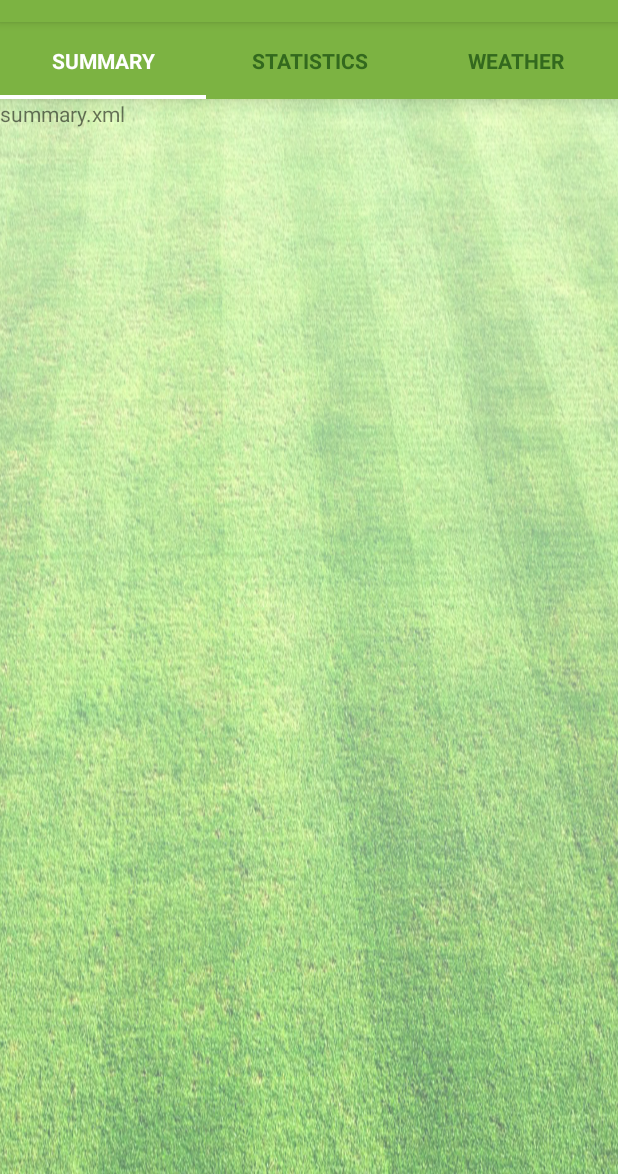
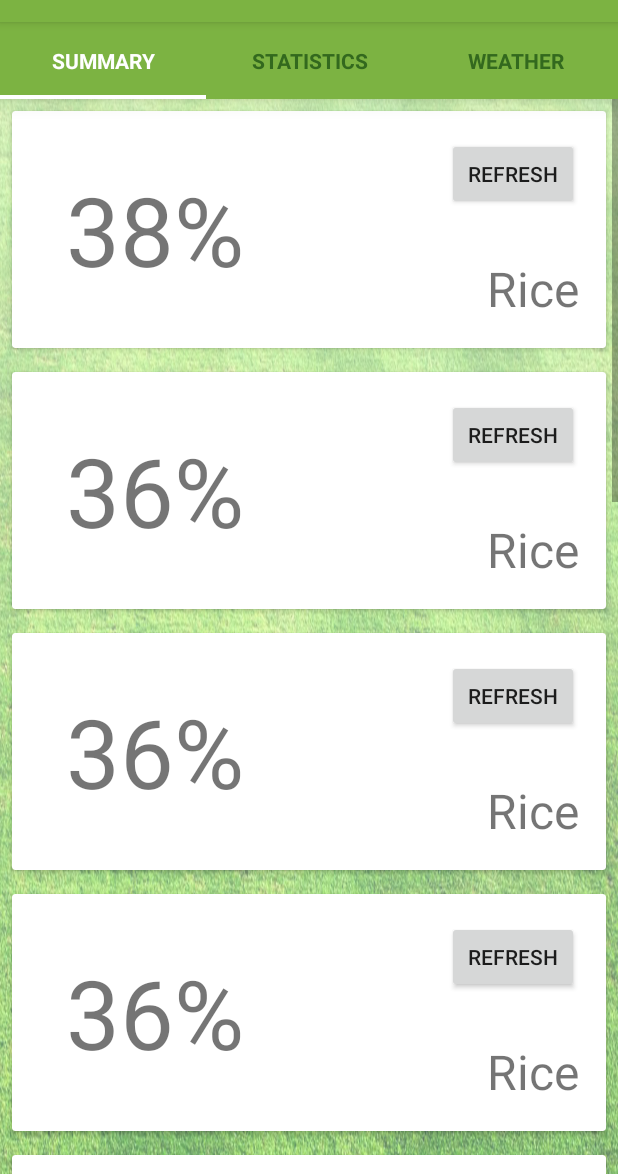
Before and after one commit to KidEinstein/intelligation-android, an Android app: the MainActivity screen opened directly, with no data from a screen before it, on a phone screen of 412 x 824 dp, the part 62-1236 px from its top. Run offline under Robolectric (Android 15) with nearby library versions, the phone set to English and light mode, and no system bars.

Commit message:
Cards using Java

```diff
--- a/app/build.gradle
+++ b/app/build.gradle
@@ -22,4 +22,5 @@ android {
 dependencies {
     compile fileTree(dir: 'libs', include: ['*.jar'])
     compile 'com.android.support:appcompat-v7:22.2.0'
+    compile 'com.android.support:cardview-v7:21.0.+'
 }
--- a/app/src/main/java/in/gotech/intelligation/MainActivity.java
+++ b/app/src/main/java/in/gotech/intelligation/MainActivity.java
@@ -1,8 +1,6 @@
 package in.gotech.intelligation;
 
 
-import android.app.ActionBar;
-import android.app.FragmentTransaction;
 import android.os.Bundle;
 import android.support.annotation.Nullable;
 import android.support.v4.app.Fragment;
@@ -13,9 +11,6 @@ import android.view.LayoutInflater;
 import android.view.View;
 import android.view.ViewGroup;
 import android.support.v4.app.FragmentManager;
-import android.view.Window;
-import android.support.v4.view.PagerTabStrip;
-import in.gotech.intelligation.SlidingTabLayout;
 
 import android.graphics.Color;
 
@@ -57,25 +52,6 @@ public class MainActivity extends AppCompatActivity {
 
     }
 
-    public static class MainFragment extends Fragment {
-        @Nullable
-        @Override
-        public View onCreateView(LayoutInflater inflater, ViewGroup container, Bundle savedInstanceState) {
-            Bundle args = getArguments();
-            int fragmentNumber = args.getInt("fragmentNumber");
-            switch (fragmentNumber) {
-                case 0:
-                    return inflater.inflate(
-                            R.layout.summary, container, false);
-                case 1:
-                    return inflater.inflate(
-                            R.layout.stats, container, false);
-                default:
-                    return inflater.inflate(R.layout.weather, container, false);
-            }
-
-        }
-    }
 
     public class MyAdapter extends FragmentPagerAdapter {
 
@@ -90,11 +66,14 @@ public class MainActivity extends AppCompatActivity {
 
         @Override
         public Fragment getItem(int position) {
-            Fragment fragment = new MainFragment();
-            Bundle args = new Bundle();
-            args.putInt("fragmentNumber", position);
-            fragment.setArguments(args);
-            return fragment;
+            switch (position) {
+                case 0:
+                    return new SummaryFragment();
+                case 1:
+                    return new StatsFragment();
+                default:
+                    return new WeatherFragment();
+            }
         }
 
         @Override
--- /dev/null
+++ b/app/src/main/java/in/gotech/intelligation/StatsFragment.java
@@ -0,0 +1,22 @@
+package in.gotech.intelligation;
+
+/**
+ * Created by anirudh on 21/07/15.
+ */
+
+import android.os.Bundle;
+import android.support.annotation.Nullable;
+import android.support.v4.app.Fragment;
+import android.view.LayoutInflater;
+import android.view.View;
+import android.view.ViewGroup;
+
+public class StatsFragment extends Fragment {
+    @Nullable
+    @Override
+    public View onCreateView(LayoutInflater inflater, ViewGroup container, Bundle savedInstanceState) {
+        return inflater.inflate(
+                R.layout.stats, container, false);
+
+    }
+}
--- /dev/null
+++ b/app/src/main/java/in/gotech/intelligation/SummaryFragment.java
@@ -0,0 +1,45 @@
+package in.gotech.intelligation;
+
+/**
+ * Created by anirudh on 21/07/15.
+ */
+
+import android.os.Bundle;
+import android.support.annotation.Nullable;
+import android.support.v4.app.Fragment;
+import android.support.v7.widget.CardView;
+import android.view.LayoutInflater;
+import android.view.View;
+import android.view.ViewGroup;
+import android.widget.FrameLayout;
+import android.widget.LinearLayout;
+import android.widget.TextView;
+
+import java.util.Random;
+
+public class SummaryFragment extends Fragment {
+    @Nullable
+    @Override
+    public View onCreateView(LayoutInflater inflater, ViewGroup container, Bundle savedInstanceState) {
+        View summaryView = inflater.inflate(
+                R.layout.summary, container, false);
+
+        LinearLayout summaryLinearLayout = (LinearLayout) summaryView.findViewById(R.id.summary_linear_layout);
+
+        for (int i = 0; i < 10; i++) {
+            CardView summaryCardView = (CardView) inflater.inflate(
+                    R.layout.summary_card, summaryLinearLayout, false);
+
+            TextView sensorValueTextView = (TextView) summaryCardView.findViewById(R.id.sensor_value_text_view);
+
+            Random rn = new Random();
+
+            sensorValueTextView.setText("" + rn.nextInt(100) + "%");
+
+            summaryLinearLayout.addView(summaryCardView);
+        }
+
+        return summaryView;
+
+    }
+}
--- /dev/null
+++ b/app/src/main/java/in/gotech/intelligation/WeatherFragment.java
@@ -0,0 +1,22 @@
+package in.gotech.intelligation;
+
+/**
+ * Created by anirudh on 21/07/15.
+ */
+
+import android.os.Bundle;
+import android.support.annotation.Nullable;
+import android.support.v4.app.Fragment;
+import android.view.LayoutInflater;
+import android.view.View;
+import android.view.ViewGroup;
+
+public class WeatherFragment extends Fragment {
+    @Nullable
+    @Override
+    public View onCreateView(LayoutInflater inflater, ViewGroup container, Bundle savedInstanceState) {
+        return inflater.inflate(
+                R.layout.weather, container, false);
+
+    }
+}
--- a/app/src/main/res/layout/summary.xml
+++ b/app/src/main/res/layout/summary.xml
@@ -5,13 +5,54 @@
     android:layout_height="match_parent">
 
     <LinearLayout
+        android:id="@+id/summary_linear_layout"
         android:layout_width="match_parent"
         android:layout_height="match_parent"
         android:orientation="vertical">
 
-        <TextView
-            android:layout_width="wrap_content"
+        <android.support.v7.widget.CardView xmlns:android="http://schemas.android.com/apk/res/android"
+            android:layout_width="match_parent"
             android:layout_height="wrap_content"
-            android:text="summary.xml" />
+            android:layout_margin="8dp"
+            android:padding="8dp">
+
+            <RelativeLayout
+                android:layout_width="match_parent"
+                android:layout_height="match_parent"
+                android:layout_margin="18dp">
+
+                <TextView
+                    android:id="@+id/sensor_value_text_view"
+                    android:layout_width="wrap_content"
+                    android:layout_height="wrap_content"
+                    android:layout_alignParentLeft="true"
+                    android:layout_margin="18dp"
+                    android:text="38%"
+                    android:textSize="64sp" />
+
+                <Button
+                    android:id="@+id/refresh_button"
+                    android:layout_width="wrap_content"
+                    android:layout_height="48dp"
+                    android:layout_alignParentRight="true"
+                    android:layout_alignParentTop="true"
+                    android:text="Refresh" />
+
+                <TextView
+                    android:id="@+id/crop_name"
+                    android:layout_width="wrap_content"
+                    android:layout_height="wrap_content"
+                    android:layout_alignParentBottom="true"
+                    android:layout_alignParentRight="true"
+                    android:text="Rice"
+                    android:textSize="32sp" />
+
+
+            </RelativeLayout>
+
+
+        </android.support.v7.widget.CardView>
+
+
     </LinearLayout>
 </ScrollView>
--- /dev/null
+++ b/app/src/main/res/layout/summary_card.xml
@@ -0,0 +1,44 @@
+<?xml version="1.0" encoding="utf-8"?>
+
+<android.support.v7.widget.CardView xmlns:android="http://schemas.android.com/apk/res/android"
+    android:layout_width="match_parent"
+    android:layout_height="wrap_content"
+    android:layout_margin="8dp"
+    android:padding="8dp">
+
+    <RelativeLayout
+        android:layout_width="match_parent"
+        android:layout_height="match_parent"
+        android:layout_margin="18dp">
+
+        <TextView
+            android:id="@+id/sensor_value_text_view"
+            android:layout_width="wrap_content"
+            android:layout_height="wrap_content"
+            android:layout_alignParentLeft="true"
+            android:layout_margin="18dp"
+            android:text="38%"
+            android:textSize="64sp" />
+
+        <Button
+            android:id="@+id/refresh_button"
+            android:layout_width="wrap_content"
+            android:layout_height="48dp"
+            android:layout_alignParentRight="true"
+            android:layout_alignParentTop="true"
+            android:text="Refresh" />
+
+        <TextView
+            android:id="@+id/crop_name"
+            android:layout_width="wrap_content"
+            android:layout_height="wrap_content"
+            android:layout_alignParentBottom="true"
+            android:layout_alignParentRight="true"
+            android:text="Rice"
+            android:textSize="32sp" />
+
+
+    </RelativeLayout>
+
+
+</android.support.v7.widget.CardView>
```
Also changed, not shown: 1 other file.
